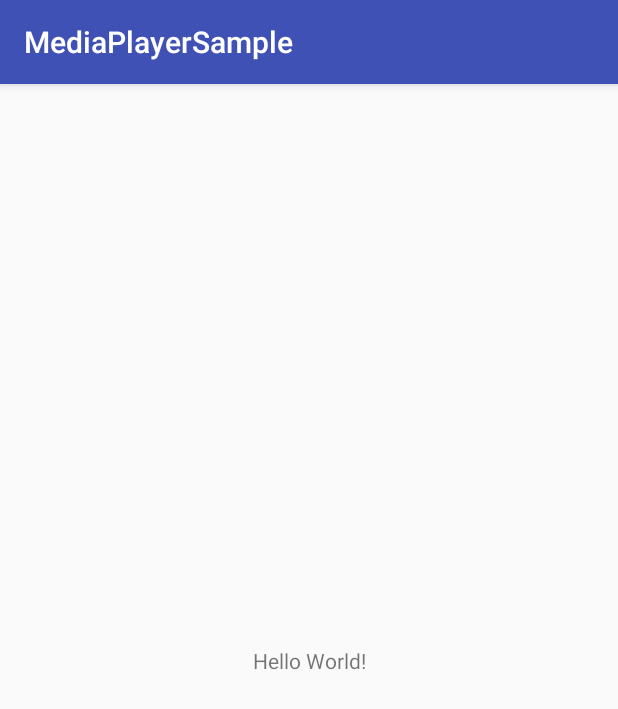
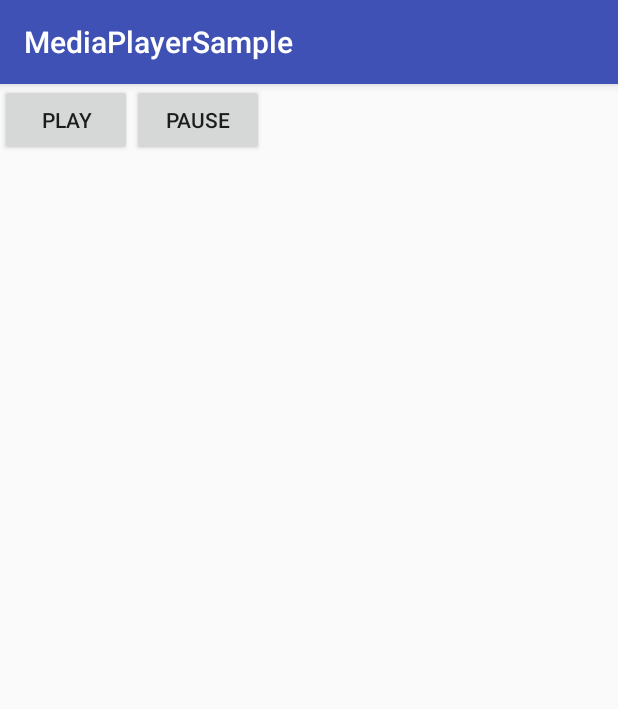
Before and after one commit to hudsonpereira/android-media-player-example, an Android app: the MainActivity screen opened directly, with no data from a screen before it, on a phone screen of 412 x 824 dp. Shown: the top 709 px of the screen. Run offline under Robolectric (Android 15) with nearby library versions, the phone set to English and light mode, and no system bars.

Commit message:
add audio and audio controls

```diff
--- a/app/src/main/java/com/example/android/mediaplayersample/MainActivity.java
+++ b/app/src/main/java/com/example/android/mediaplayersample/MainActivity.java
@@ -1,6 +1,8 @@
 package com.example.android.mediaplayersample;
 
 import android.media.MediaPlayer;
+import android.net.Uri;
+import android.provider.MediaStore;
 import android.support.v7.app.AppCompatActivity;
 import android.os.Bundle;
 import android.view.View;
@@ -14,14 +16,14 @@ public class MainActivity extends AppCompatActivity {
         super.onCreate(savedInstanceState);
         setContentView(R.layout.activity_main);
 
-        mediaPlayer = new MediaPlayer();
+        mediaPlayer = MediaPlayer.create(this, R.raw.superboy);
     }
 
     public void onPlayClicked(View view) {
         mediaPlayer.start();
     }
 
-    onPauseClicked(View view) {
+    public void onPauseClicked(View view) {
         mediaPlayer.pause();
     }
 }
--- a/app/src/main/res/layout/activity_main.xml
+++ b/app/src/main/res/layout/activity_main.xml
@@ -1,18 +1,21 @@
 <?xml version="1.0" encoding="utf-8"?>
-<android.support.constraint.ConstraintLayout xmlns:android="http://schemas.android.com/apk/res/android"
+<LinearLayout xmlns:android="http://schemas.android.com/apk/res/android"
     xmlns:app="http://schemas.android.com/apk/res-auto"
     xmlns:tools="http://schemas.android.com/tools"
     android:layout_width="match_parent"
     android:layout_height="match_parent"
     tools:context="com.example.android.mediaplayersample.MainActivity">
 
-    <TextView
+    <Button
+        android:onClick="onPlayClicked"
+        android:text="@string/play"
         android:layout_width="wrap_content"
-        android:layout_height="wrap_content"
-        android:text="Hello World!"
-        app:layout_constraintBottom_toBottomOf="parent"
-        app:layout_constraintLeft_toLeftOf="parent"
-        app:layout_constraintRight_toRightOf="parent"
-        app:layout_constraintTop_toTopOf="parent" />
+        android:layout_height="wrap_content" />
 
-</android.support.constraint.ConstraintLayout>
+    <Button
+        android:onClick="onPauseClicked"
+        android:text="@string/pause"
+        android:layout_width="wrap_content"
+        android:layout_height="wrap_content" />
+
+</LinearLayout>
--- a/app/src/main/res/values/strings.xml
+++ b/app/src/main/res/values/strings.xml
@@ -1,3 +1,5 @@
 <resources>
     <string name="app_name">MediaPlayerSample</string>
+    <string name="play">Play</string>
+    <string name="pause">Pause</string>
 </resources>
```
Also changed, not shown: 1 other file.
